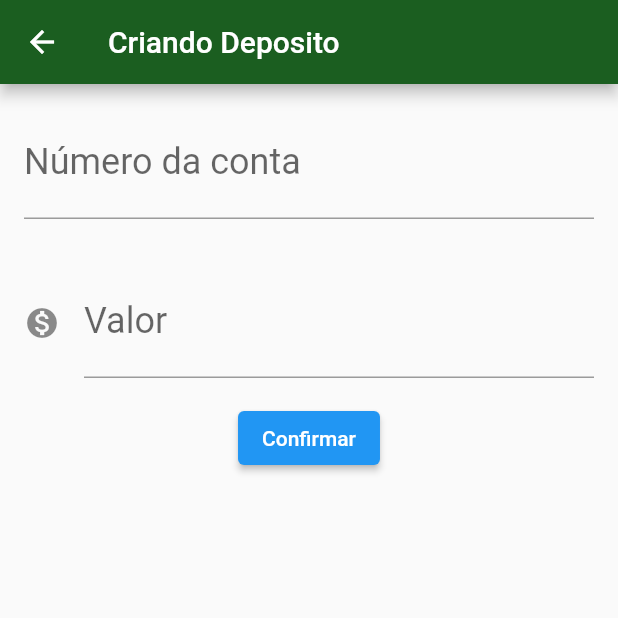
After one commit to Joaovts07/alura_flutter, a Flutter app: the screen it shows after launch, after a tap on "Deposit", on a phone screen of 412 x 824 dp, the top half of it. The commit adds this screen. Run offline on Flutter 3.47's test engine with Material 2 defaults, Android fonts, the phone set to English and light mode, and no system bars; our stand-ins replace sqflite; missing offline and left inert: http_interceptor; accounts and stored records are empty.

Commit message:
Implementando poder adicionar saldo na conta com provider of

```diff
--- /dev/null
+++ b/lib/componentes/editor.dart
@@ -0,0 +1,32 @@
+import 'package:flutter/material.dart';
+
+class Editor extends StatelessWidget {
+  final TextEditingController controlador;
+  final String rotulo;
+  final String dica;
+  final IconData icone;
+
+  Editor({
+    this.controlador,
+    this.rotulo,
+    this.dica,
+    this.icone,
+  });
+
+  @override
+  Widget build(BuildContext context) {
+    return Padding(
+      padding: const EdgeInsets.all(16.0),
+      child: TextField(
+        controller: controlador,
+        style: TextStyle(fontSize: 24.0),
+        decoration: InputDecoration(
+          icon: icone != null ? Icon(icone) : null,
+          labelText: rotulo,
+          hintText: dica,
+        ),
+        keyboardType: TextInputType.number,
+      ),
+    );
+  }
+}
--- a/lib/screens/dashboard.dart
+++ b/lib/screens/dashboard.dart
@@ -4,6 +4,7 @@ import 'package:flutter/material.dart';
 import 'contacts_list.dart';
 import 'dashboard/feature_itens.dart';
 import 'dashboard/saldo_card.dart';
+import 'formulario.dart';
 
 class Dashboard extends StatelessWidget {
   @override
@@ -39,9 +40,9 @@ class Dashboard extends StatelessWidget {
                   onClick: () => _showContactList(context),
                 ),
                 FeatureItem(
-                  'Transfer',
+                  'Deposit',
                   Icons.monetization_on,
-                  onClick: () => null,
+                  onClick: () => _showDepositForm(context),
                 ),
                 FeatureItem(
                   'Transaction Feed',
@@ -72,3 +73,12 @@ void _showTransactionFeed(BuildContext context) {
     ),
   );
 }
+
+
+void _showDepositForm(BuildContext context) {
+  Navigator.of(context).push(
+    MaterialPageRoute(
+      builder: (context) => DepositForm(),
+    ),
+  );
+}
--- /dev/null
+++ b/lib/screens/deposit_form.dart
@@ -0,0 +1,8 @@
+import 'package:flutter/cupertino.dart';
+
+class DepositForm extends StatelessWidget {
+  @override
+  Widget build(BuildContext context) {
+    return Container();
+  }
+}
--- /dev/null
+++ b/lib/screens/formulario.dart
@@ -0,0 +1,63 @@
+import 'package:bytebank/componentes/editor.dart';
+import 'package:bytebank/models/saldo.dart';
+import 'package:flutter/material.dart';
+import 'package:provider/provider.dart';
+
+const _tituloAppBar = 'Criando Deposito';
+
+const _rotuloCampoValor = 'Valor';
+const _dicaCampoValor = '0.00';
+
+const _rotuloCampoNumeroConta = 'Número da conta';
+const _dicaCampoNumeroConta = '0000';
+
+const _textoBotaoConfirmar = 'Confirmar';
+
+class DepositForm extends StatefulWidget {
+  @override
+  State<StatefulWidget> createState() {
+    return DepositFormState();
+  }
+}
+
+class DepositFormState extends State<DepositForm> {
+
+  final TextEditingController _controladorCampoValor = TextEditingController();
+
+  @override
+  Widget build(BuildContext context) {
+    return Scaffold(
+        appBar: AppBar(
+          title: Text(_tituloAppBar),
+        ),
+        body: SingleChildScrollView(
+          child: Column(
+            children: <Widget>[
+              Editor(
+                dica: _dicaCampoNumeroConta,
+                rotulo: _rotuloCampoNumeroConta,
+              ),
+              Editor(
+                dica: _dicaCampoValor,
+                controlador: _controladorCampoValor,
+                rotulo: _rotuloCampoValor,
+                icone: Icons.monetization_on,
+              ),
+              ElevatedButton(
+                child: Text(_textoBotaoConfirmar),
+                onPressed: () => _criaDeposit(context),
+              ),
+            ],
+          ),
+        ));
+  }
+
+  void _criaDeposit(BuildContext context) {
+    final double value = double.tryParse(_controladorCampoValor.text);
+    if (value != null) {
+      //final transferenciaCriada = Transferencia(valor, numeroConta);
+      Provider.of<Saldo>(context,listen: false ).add(value);
+      Navigator.pop(context);
+    }
+  }
+}
```
